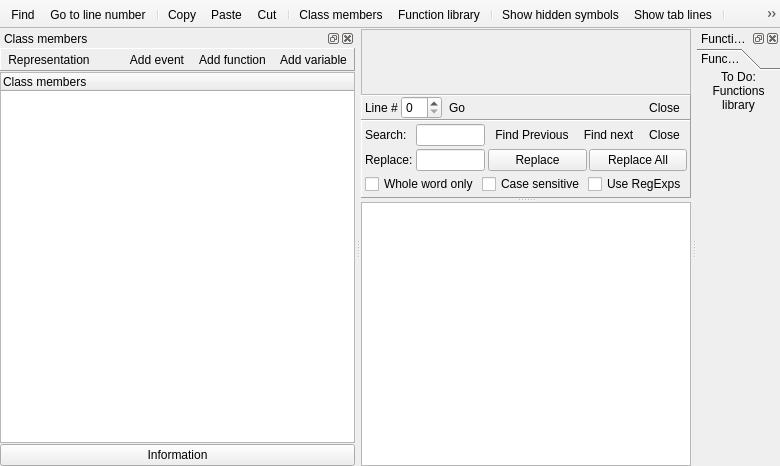
Above: editors/classes/codeclass.ui from spytheman/piGameCreator before the change. Below: the same form after it.
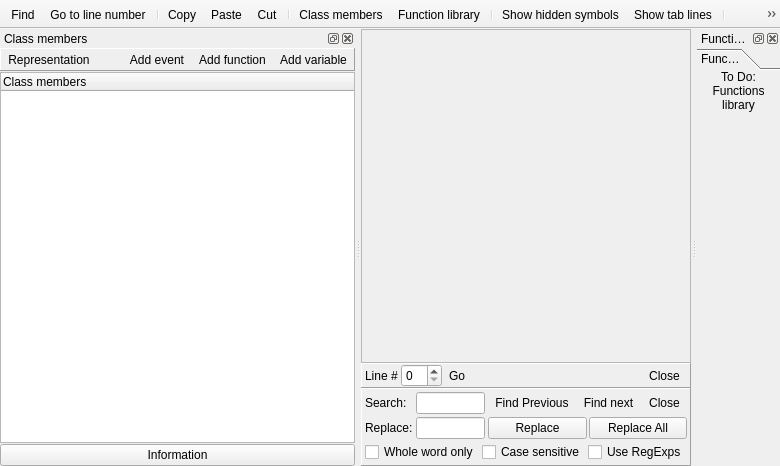
That is the form after the change. Icons and pictures are not drawn.

```diff
--- a/editors/classes/codeclass.ui
+++ b/editors/classes/codeclass.ui
@@ -326,14 +326,6 @@
         </item>
        </layout>
       </widget>
-      <widget class="QListWidget" name="listWidget">
-       <property name="sizePolicy">
-        <sizepolicy hsizetype="Expanding" vsizetype="Ignored">
-         <horstretch>0</horstretch>
-         <verstretch>0</verstretch>
-        </sizepolicy>
-       </property>
-      </widget>
      </widget>
     </item>
    </layout>
```
